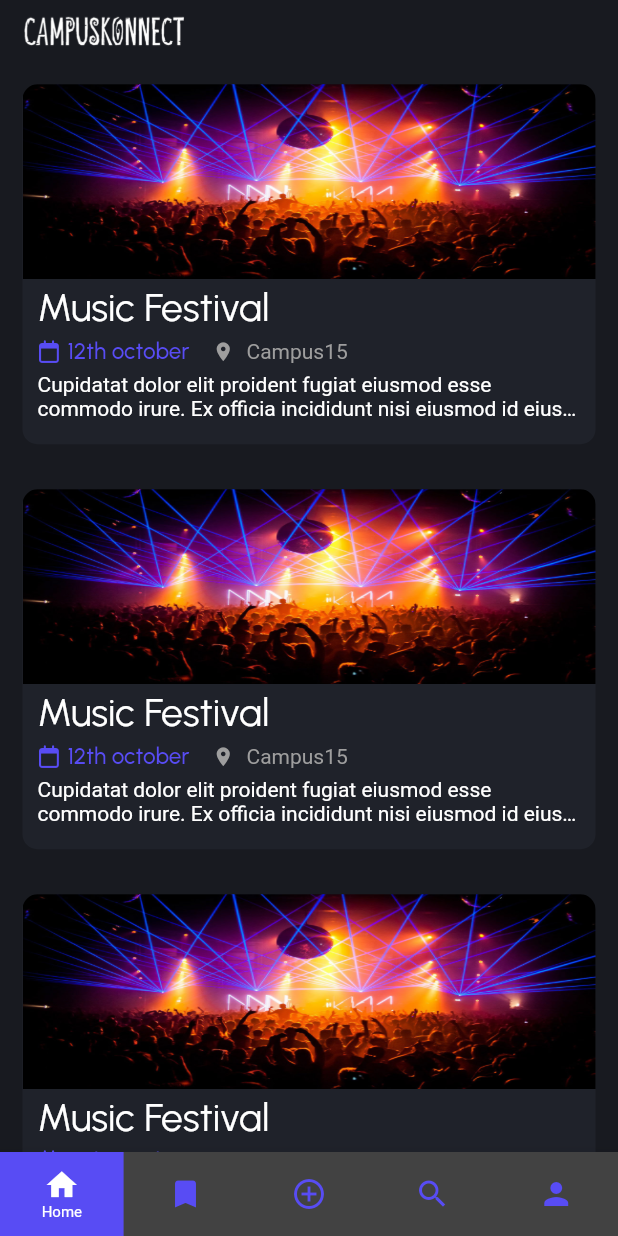
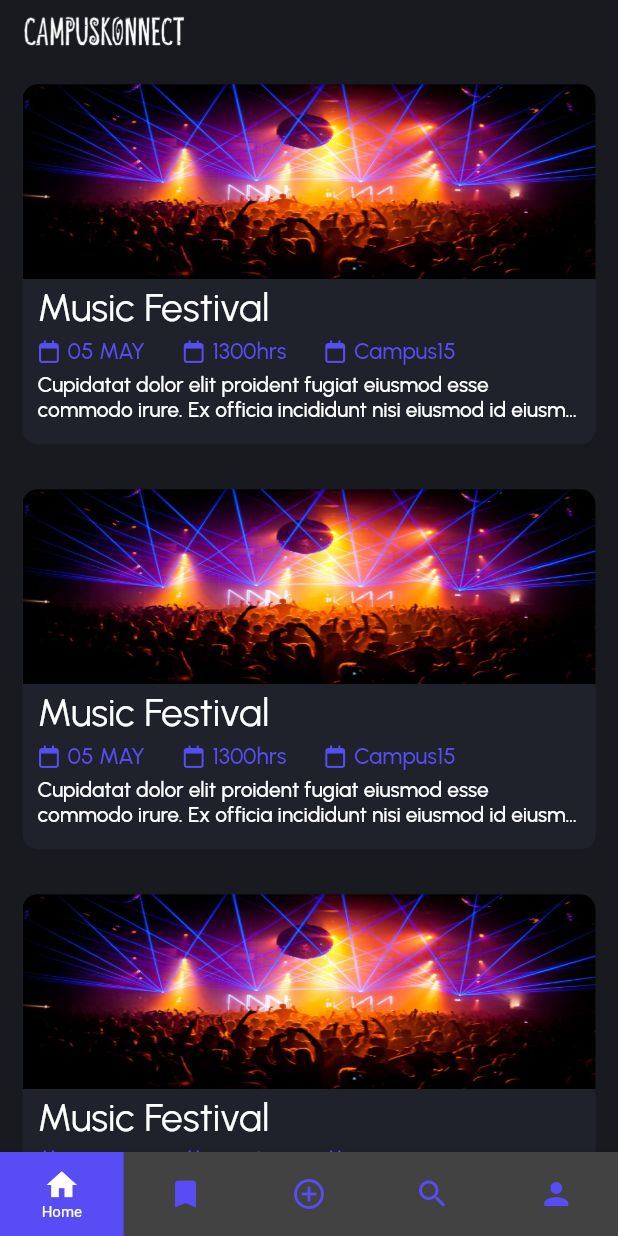
Before and after one commit to Xe-nor/CampusKonnect, a Flutter app: the screen it shows after launch, on a phone screen of 412 x 824 dp. Run offline on Flutter 3.47's test engine with Material 2 defaults, Android fonts, the phone set to English and light mode, and no system bars; drawn by our look-alikes of flutter_snake_navigationbar; our stand-ins replace firebase_core, font_awesome_flutter, get, google_fonts, image_picker, keyboard_dismisser; accounts and stored records are empty; project files that could hold a hidden picture were left out.

```diff
--- a/lib/widgets/eventcard.dart
+++ b/lib/widgets/eventcard.dart
@@ -4,6 +4,8 @@ import '../pages/eventdetail.dart';
 import '../utils/theme.dart';
 import 'package:google_fonts/google_fonts.dart';
 import 'package:font_awesome_flutter/font_awesome_flutter.dart';
+
+import 'icondetailpair.dart';
 
 Widget eventCard({
   // ignore: non_constant_identifier_names
@@ -62,42 +64,13 @@ Widget eventCard({
                   ),
                   Row(
                     children: [
-                      Padding(
-                        padding: const EdgeInsets.only(right: 10),
-                        child: Row(
-                          children: [
-                            const Icon(
-                              FontAwesomeIcons.calendar,
-                              size: 15,
-                              color: Appcolors.buttoncolor,
-                            ),
-                            Padding(
-                              padding:
-                                  const EdgeInsets.symmetric(horizontal: 5),
-                              child: Text(
-                                eventDate,
-                                style: GoogleFonts.urbanist(
-                                  color: Appcolors.buttoncolor,
-                                  fontWeight: FontWeight.w500,
-                                  fontSize: 15,
-                                ),
-                              ),
-                            ),
-                          ],
-                        ),
-                      ),
-                      const Icon(
-                        Icons.location_on,
-                        size: 15,
-                        color: Colors.grey,
-                      ),
-                      Padding(
-                        padding: const EdgeInsets.symmetric(horizontal: 8),
-                        child: Text(
-                          eventLocation,
-                          style: const TextStyle(color: Colors.grey),
-                        ),
-                      )
+                      icondetailpair(
+                          detail: '05 MAY', icon: FontAwesomeIcons.calendar),
+                      icondetailpair(
+                          detail: '1300hrs', icon: FontAwesomeIcons.clock),
+                      icondetailpair(
+                          detail: 'Campus15',
+                          icon: FontAwesomeIcons.locationPin),
                     ],
                   ),
 
@@ -110,6 +83,9 @@ Widget eventCard({
                         child: Text(
                           eventDescription,
                           maxLines: 2,
+                          style: GoogleFonts.urbanist(
+                            fontWeight: FontWeight.w500,
+                          ),
                           overflow: TextOverflow.ellipsis,
                         ),
                       )
@@ -124,81 +100,3 @@ Widget eventCard({
     ),
   );
 }
-
-// ignore: camel_case_types
-// class eventcard extends StatelessWidget {
-//   const eventcard({
-//     super.key,
-//   });
-
-//   @override
-//   Widget build(BuildContext context) {
-//     return Padding(
-//       padding: const EdgeInsets.all(10.0),
-//       child: Container(
-//         padding: const EdgeInsets.all(8),
-//         decoration: BoxDecoration(
-//             borderRadius: BorderRadius.circular(10),
-//             color: const Color.fromARGB(255, 48, 45, 36)),
-//         height: 230,
-//         // color: Color.fromARGB(255, 78, 26, 26),
-//         child: GestureDetector(
-//           onTap: () {
-//             Get.to(const eventdetail());
-//           },
-//           child: Column(
-//             children: [
-//               ClipRRect(
-//                 borderRadius: BorderRadius.circular(8.0),
-//                 child: Image.asset(
-//                   "assets/images/event.jpg",
-//                   height: 110,
-//                   width: double.infinity,
-//                   fit: BoxFit.fill,
-//                 ),
-//               ),
-//               Row(
-//                 mainAxisAlignment: MainAxisAlignment.spaceBetween,
-//                 children: [
-//                   Text(
-//                     "EVENT NAME",
-//                     style: Theme.of(context).textTheme.headlineSmall,
-//                   ),
-//                   OutlinedButton(
-//                     onPressed: () {},
-//                     child: const Text(
-//                       "Register",
-//                     ),
-//                   )
-//                 ],
-//               ),
-//               Row(
-//                 children: const [
-//                   Icon(
-//                     Icons.date_range,
-//                     size: 15,
-//                   ),
-//                   Text(" date of event")
-//                 ],
-//               ),
-//               const SizedBox(
-//                 height: 5,
-//               ),
-//               Row(
-//                 children: const [
-//                   Expanded(
-//                     child: Text(
-//                       "awdadawd wadawdawd awddddddawdawd awdddddddddddddaw dawwwwwwwwww awdddddddd awdd awddddddd adw daw wad awd  aw da wd aw dawdaw d awd aw da wd aw dw ad ",
-//                       maxLines: 2,
-//                       overflow: TextOverflow.ellipsis,
-//                     ),
-//                   )
-//                 ],
-//               )
-//             ],
-//           ),
-//         ),
-//       ),
-//     );
-//   }
-// }
```
Also changed, not shown: lib/widgets/icondetailpair.dart (added, +34 -0 lines).
